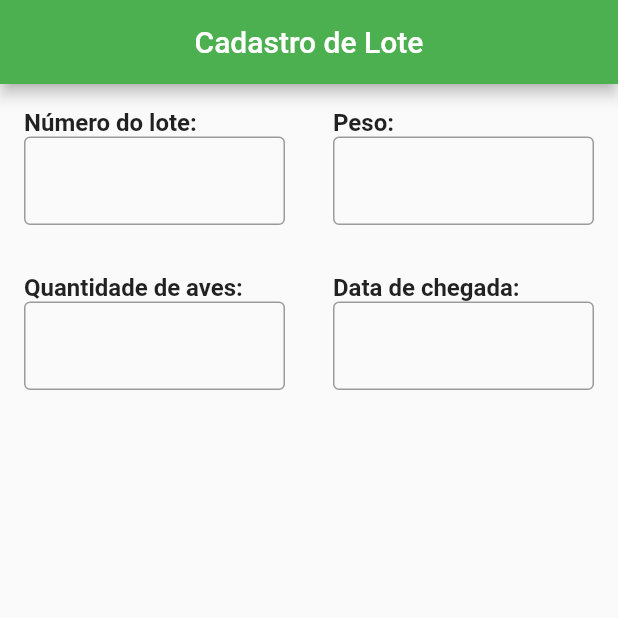
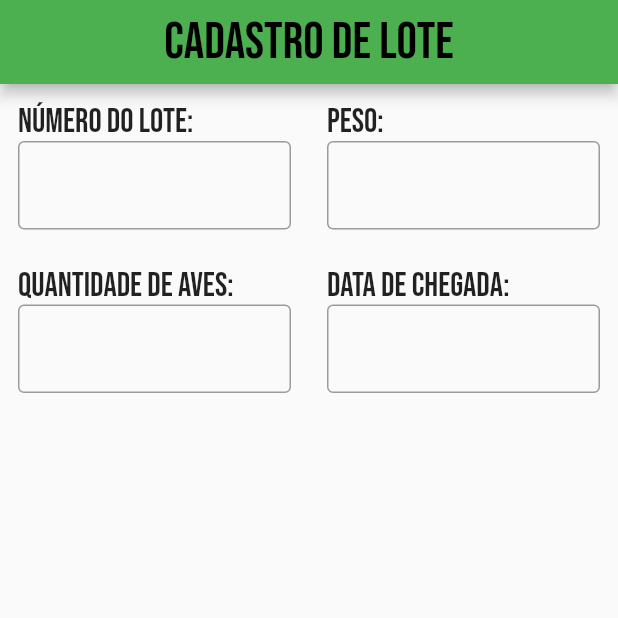
Before and after one commit to IsaiasBrazil/avicultor, a Flutter app: the screen it shows after launch, on a phone screen of 412 x 824 dp, the top half of it. Run offline on Flutter 3.47's test engine with Material 2 defaults, Android fonts, the phone set to English and light mode, and no system bars.

Commit message:
- Nova fonte adicionada - Regex para o campo de peso e quantidade de aves reajustado para um cenário mais realista

```diff
--- a/lib/cadastrar_lote.dart
+++ b/lib/cadastrar_lote.dart
@@ -21,11 +21,13 @@ class _TelaCadastroLoteState extends State<TelaCadastroLote> {
     return Scaffold(
       appBar: AppBar(
         centerTitle: true,
-        title: const Text("Cadastro de Lote"),
+        title: const Text(
+          'Cadastro de Lote',
+          style: TextStyle(fontFamily: 'BebasNeue', fontSize: 34, color: Colors.black),
+        ),
       ),
       body: Column(
         children: [
-          // Primeira linha com dois pares de label+input
           Row(
             crossAxisAlignment: CrossAxisAlignment.start,
             children: [
@@ -43,13 +45,12 @@ class _TelaCadastroLoteState extends State<TelaCadastroLote> {
                   keyboardType: TextInputType.numberWithOptions(decimal: true),
                   inputFormatters: [
                     FilteringTextInputFormatter.allow(
-                        RegExp(r'^\d+\.?\d{0,2}')),
+                        RegExp(r'^\d{0,4}\.?\d{0,2}$')),
                   ],
                 ),
               ),
             ],
           ),
-          // Segunda linha com dois pares de label+input
           Row(
             crossAxisAlignment: CrossAxisAlignment.start,
             children: [
@@ -59,7 +60,7 @@ class _TelaCadastroLoteState extends State<TelaCadastroLote> {
                   controller: qtDeAves,
                   keyboardType: TextInputType.number,
                   inputFormatters: [
-                    FilteringTextInputFormatter.allow(RegExp(r'[0-9]')),
+                    FilteringTextInputFormatter.allow(RegExp(r'^\d{0,4}$')),
                   ],
                 ),
               ),
--- a/lib/home.dart
+++ b/lib/home.dart
@@ -7,7 +7,11 @@ class Home extends StatelessWidget {
   Widget build(BuildContext context) {
     return Scaffold(
       appBar: AppBar(
-        title: const Text("Teste"),
+        centerTitle: true,
+        title: const Text(
+          'Informações Gerais',
+          style: TextStyle(fontFamily: 'BebasNeue', fontSize: 34),
+        ),
       ),
     );
   }
--- a/lib/main.dart
+++ b/lib/main.dart
@@ -1,5 +1,7 @@
 import 'package:flutter/material.dart';
 import 'package:tcc/cadastrar_lote.dart';
+
+import 'home.dart';
 
 void main() {
   runApp(
--- a/lib/widget_campo.dart
+++ b/lib/widget_campo.dart
@@ -23,15 +23,15 @@ class _CampoState extends State<Campo> {
   @override
   Widget build(BuildContext context) {
     return Padding(
-      padding: EdgeInsets.all(16.0),
+      padding: EdgeInsets.all(12.0),
       child: Column(
         crossAxisAlignment: CrossAxisAlignment.start,
         children: [
           Text(
             widget.nome,
             style: TextStyle(
-              fontWeight: FontWeight.bold,
-              fontSize: 16.0,
+              fontSize: 22,
+              fontFamily: 'BebasNeue',
             ),
           ),
           TextFormField(
```
Also changed, not shown: pubspec.yaml (+8 -3 lines), fonts/BebasNeue-Regular.ttf (added), 2 other files.
